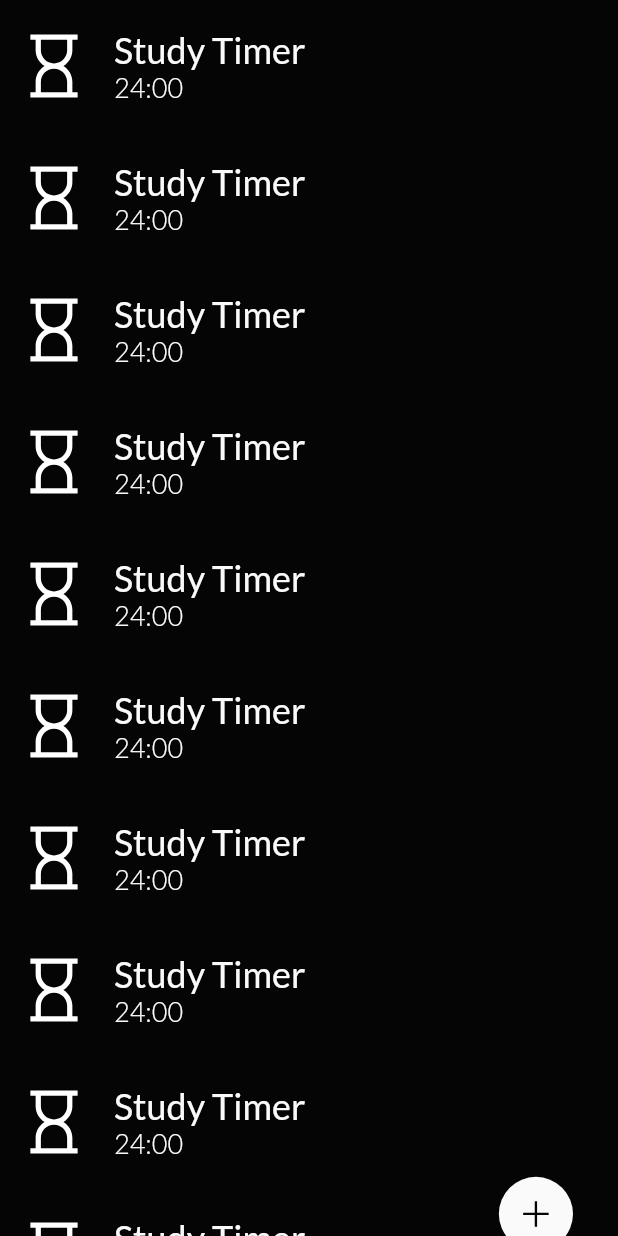
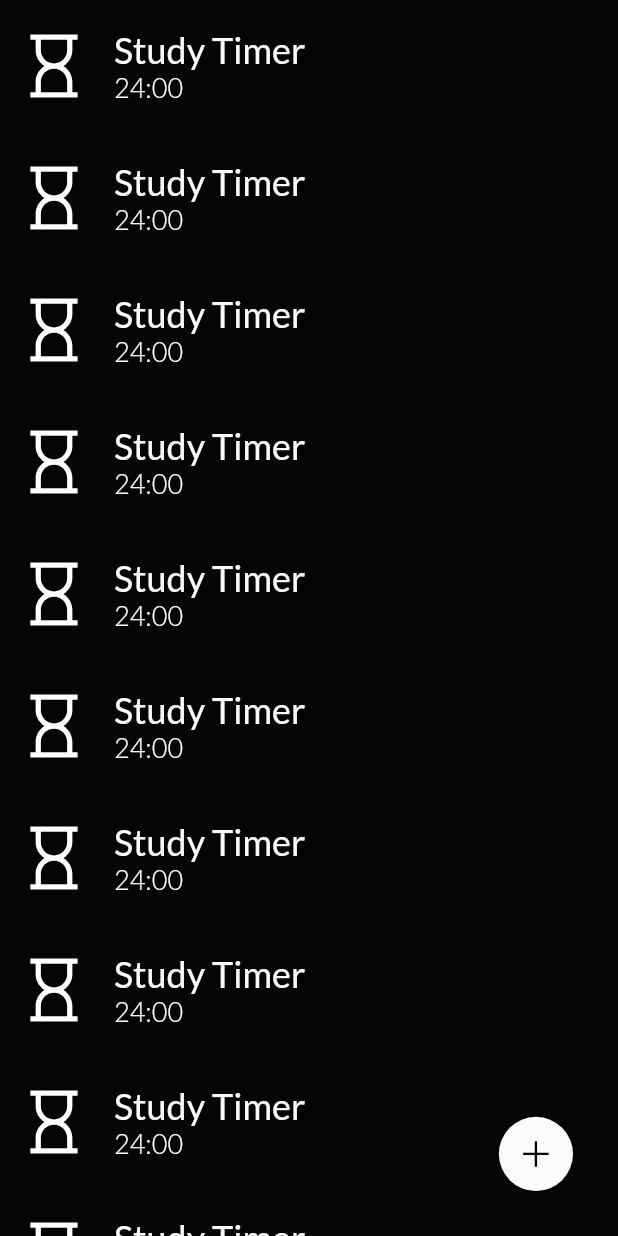
Before and after one commit to kakalition/tims, a Flutter app: the TimerListScreen widget shown alone on an empty page, opened directly, on a phone screen of 412 x 824 dp. Run offline on Flutter 3.47's test engine with Material 2 defaults, Android fonts, the phone set to English and light mode, and no system bars; our stand-ins replace get, google_fonts, line_icons, simple_animations.

Commit message:
Revise timer list fab animation

```diff
--- a/lib/routes/timer_list_screen.dart
+++ b/lib/routes/timer_list_screen.dart
@@ -18,58 +18,33 @@ class TimerListScreen extends StatelessWidget {
         children: [
           ListView.builder(
               itemBuilder: (context, index) => TimerListTile(), itemCount: 10),
-          TimerListFAB(fabSize: fabSize),
-        ],
-      ),
-    );
-  }
-}
-
-class TimerListFAB extends StatefulWidget {
-  TimerListFAB({
-    Key? key,
-    required this.fabSize,
-  }) : super(key: key);
-
-  final double fabSize;
-  final _TimerListFABState _state = _TimerListFABState();
-
-  @override
-  State<TimerListFAB> createState() => _TimerListFABState();
-}
-
-class _TimerListFABState extends State<TimerListFAB> with AnimationMixin {
-  late Animation fabTranslate;
-
-  @override
-  void initState() {
-    super.initState();
-    fabTranslate = Tween<double>(begin: -10, end: 30)
-        .animate(controller.drive(CurveTween(curve: Curves.easeIn)));
-    controller.play(duration: Duration(milliseconds: 200));
-  }
-
-  @override
-  Widget build(BuildContext context) {
-    return Positioned(
+          PlayAnimation<double>(
+            tween: Tween<double>(begin: -10, end: 30),
+            duration: const Duration(milliseconds: 300),
+            curve: Curves.easeIn,
+            builder: (context, child, value) => Positioned(
               right: 30,
-      bottom: fabTranslate.value,
+              bottom: value,
               child: Material(
                 color: whiteColorDarkTheme,
                 shape: CircleBorder(),
                 child: InkWell(
                   onTap: () {},
-          borderRadius: BorderRadius.circular(widget.fabSize),
+                  borderRadius: BorderRadius.circular(fabSize),
                   child: Container(
-            height: widget.fabSize,
-            width: widget.fabSize,
+                    height: fabSize,
+                    width: fabSize,
                     decoration: BoxDecoration(
-              borderRadius: BorderRadius.circular(widget.fabSize),
+                      borderRadius: BorderRadius.circular(fabSize),
                     ),
                     child: Icon(LineIcons.plus,
-                color: blackColorWhiteTheme, size: widget.fabSize / 2),
+                        color: blackColorWhiteTheme, size: fabSize / 2),
                   ),
                 ),
+              ),
+            ),
+          )
+        ],
       ),
     );
   }
```
Lines whose indentation alone changed are shown as unchanged.
